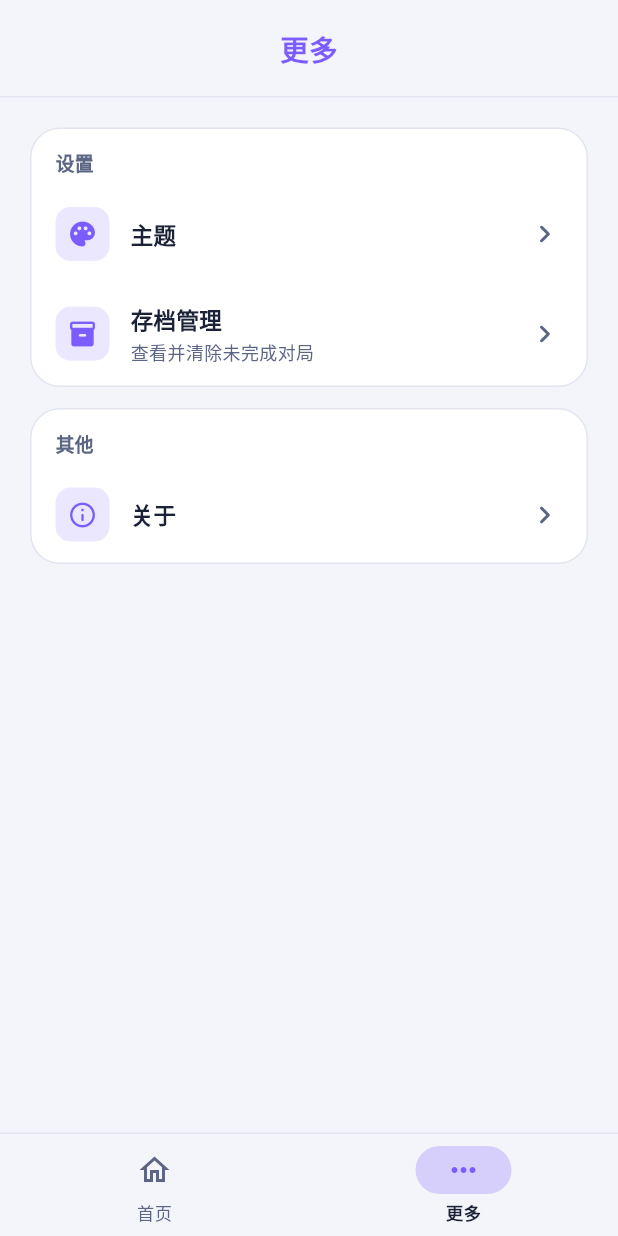
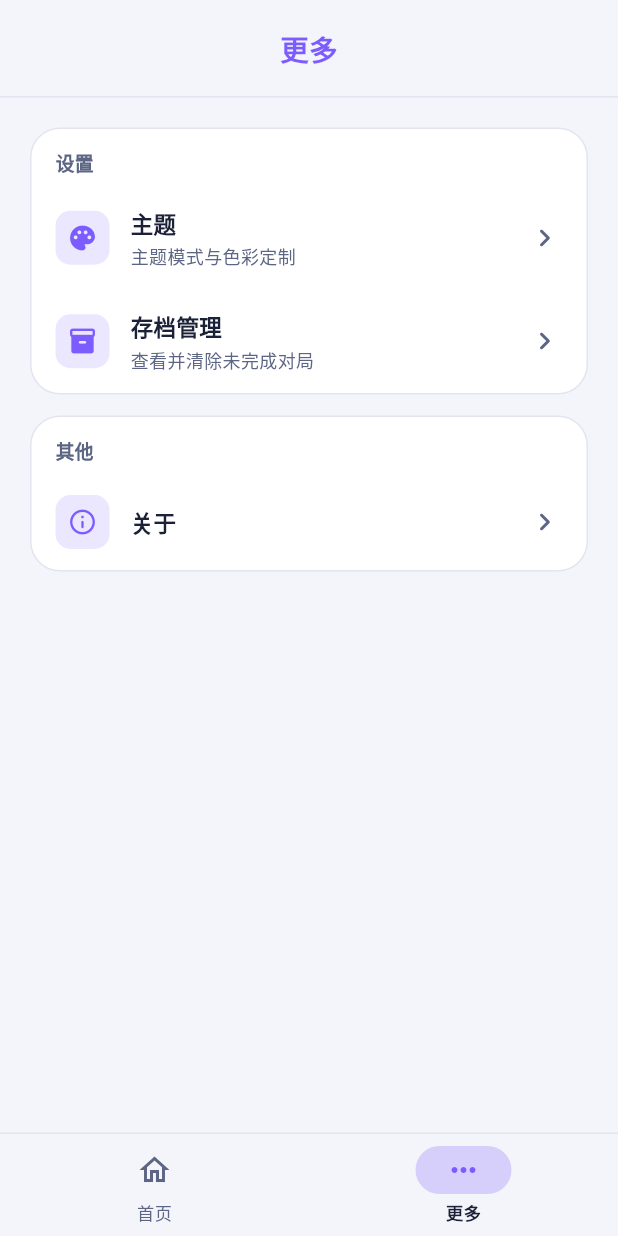
Before and after one commit to merrick-shen/horyx, a Flutter app: the screen it shows after launch, item 2 of the bottom bar chosen, on a phone screen of 412 x 824 dp. Run offline on Flutter 3.47's test engine with Material 3 defaults, Android fonts, the phone set to English and light mode, and no system bars; our stand-ins replace shared_preferences; statements that could not run were skipped; project files that could hold a hidden picture were left out.

Commit message:
ui: 更多页主题入口补充副标题说明

```diff
--- a/lib/pages/more_page.dart
+++ b/lib/pages/more_page.dart
@@ -38,6 +38,7 @@ class MorePage extends StatelessWidget {
                               SettingTile(
                                 icon: Icons.palette_rounded,
                                 title: '主题',
+                                subtitle: '主题模式与色彩定制',
                                 onTap: () {
                                   Navigator.of(context).push(
                                     MaterialPageRoute(
```
